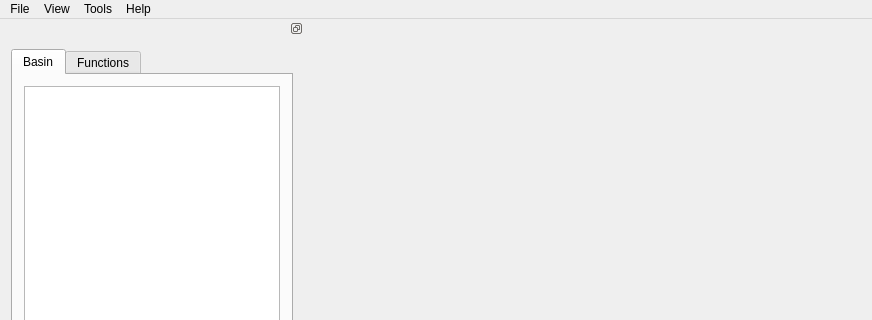
Above: ui/mainwindow.ui from Chrismarsh/CRHM-tools before the change; both pictures show x 0 to 872 and y 0 to 320 of the 872 by 673 pixel window. Below: the same form after it.
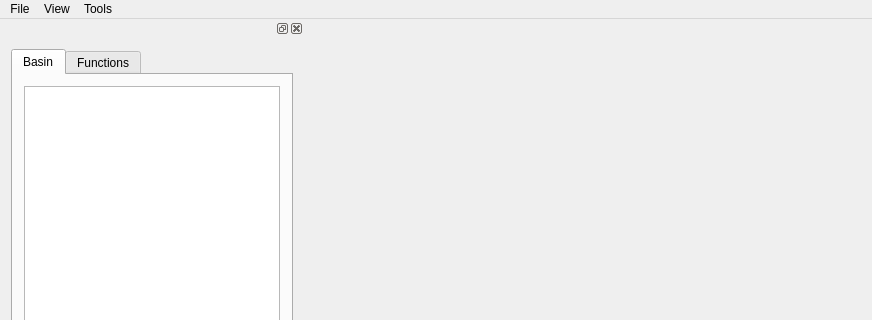
That is the form after the change. Custom widgets are drawn as their Qt base class.

```diff
--- a/ui/mainwindow.ui
+++ b/ui/mainwindow.ui
@@ -57,21 +57,14 @@
     </property>
     <addaction name="actionHRU_paramaters"/>
    </widget>
-   <widget class="QMenu" name="menuHelp">
-    <property name="title">
-     <string>Help</string>
-    </property>
-    <addaction name="actionHelp"/>
-   </widget>
    <addaction name="menuFile"/>
    <addaction name="menuView"/>
    <addaction name="menuTools"/>
-   <addaction name="menuHelp"/>
   </widget>
   <widget class="QStatusBar" name="statusBar"/>
   <widget class="QDockWidget" name="dockWidget_3">
    <property name="features">
-    <set>QDockWidget::DockWidgetFloatable</set>
+    <set>QDockWidget::AllDockWidgetFeatures</set>
    </property>
    <attribute name="dockWidgetArea">
     <number>1</number>
```
